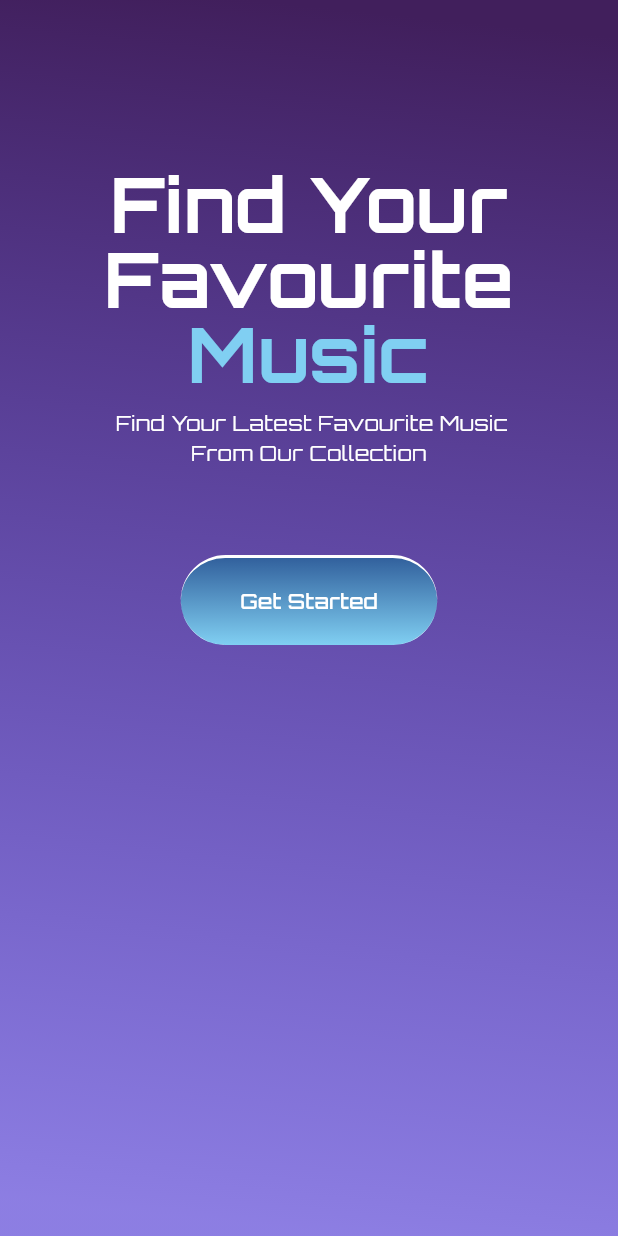
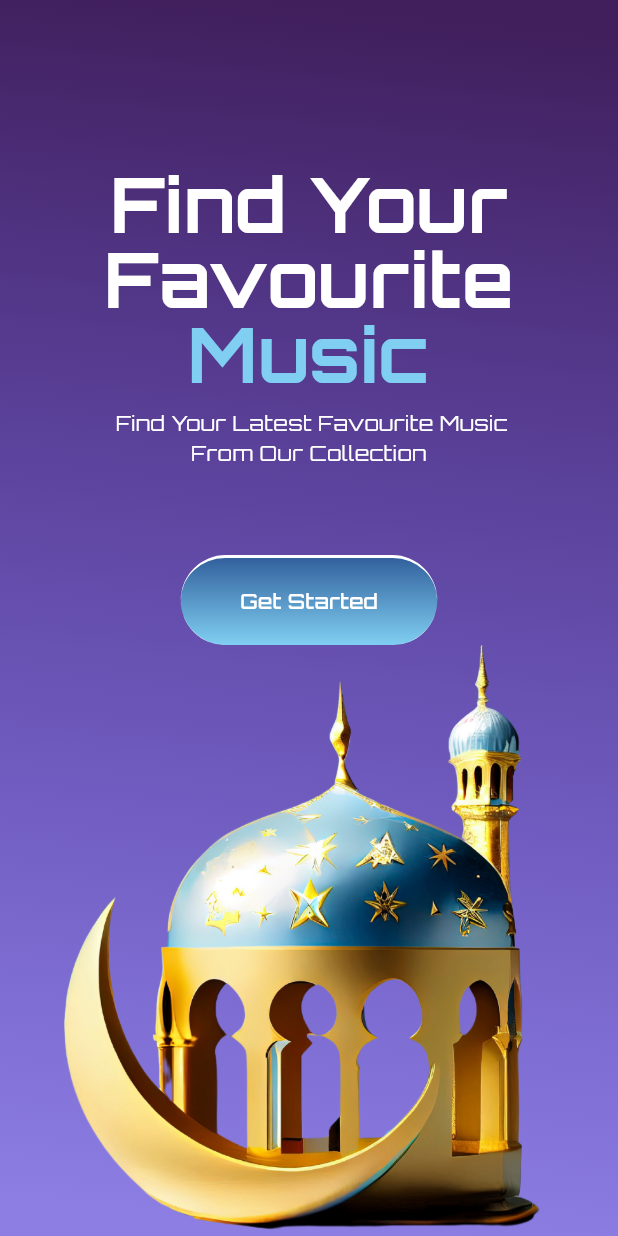
Before and after one commit to EngMohamed3382/music_app, a Flutter app: the screen it shows after launch, on a phone screen of 412 x 824 dp. Run offline on Flutter 3.47's test engine with Material 3 defaults, Android fonts, the phone set to English and light mode, and no system bars.

Commit message:
Part 9 design on Boarding Page Part 6 add Image of onBoarding page

```diff
--- a/lib/core/resources/assets_managers.dart
+++ b/lib/core/resources/assets_managers.dart
@@ -1,4 +1,5 @@
 class AssetsManagers {
   static const pathImage = "assets/images";
   static const logo = "$pathImage/logo.png";
+  static const onBoardingImage = "$pathImage/onBoarding.png";
 }
--- a/lib/features/on_boarding/screens/on_boarding_screen.dart
+++ b/lib/features/on_boarding/screens/on_boarding_screen.dart
@@ -1,9 +1,11 @@
 import 'package:flutter/material.dart';
 import 'package:music_app/core/resources/alignment_managers.dart';
+import 'package:music_app/core/resources/assets_managers.dart';
 import 'package:music_app/core/resources/color_managers.dart';
 import 'package:music_app/core/resources/height_values_managers.dart';
+import 'package:music_app/core/resources/string_value.dart';
 import 'package:music_app/features/on_boarding/widgets/custom_button_on_boarding_page.dart';
-import 'package:music_app/features/on_boarding/widgets/custom_sub_title_on_Boardong_page.dart';
+import 'package:music_app/features/on_boarding/widgets/custom_sub_title_on_boarding_page.dart';
 import 'package:music_app/features/on_boarding/widgets/custom_title_on_boarding_page.dart';
 
 class OnBoardingScreen extends StatelessWidget {
@@ -40,7 +42,19 @@ class OnBoardingScreen extends StatelessWidget {
                 SizedBox(
                   height: HeightValuesManagers.h58,
                 ),
-                CustomButtonOnBoardingPage(),
+                CustomButtonOnBoardingPage(
+                  onPressed: () {},
+                  text: StringsValues.getStarted,
+                ),
+                Expanded(
+                  child: Container(
+                    width: double.infinity,
+                    child: Image(
+                      image: AssetImage(AssetsManagers.onBoardingImage),
+                      fit: BoxFit.cover,
+                    ),
+                  ),
+                )
               ],
             )),
       ),
--- a/lib/features/on_boarding/widgets/custom_button_on_boarding_page.dart
+++ b/lib/features/on_boarding/widgets/custom_button_on_boarding_page.dart
@@ -2,17 +2,19 @@ import 'package:flutter/material.dart';
 import 'package:music_app/core/resources/color_managers.dart';
 import 'package:music_app/core/resources/height_values_managers.dart';
 import 'package:music_app/core/resources/radius_values_managers.dart';
-import 'package:music_app/core/resources/string_value.dart';
 import 'package:music_app/core/resources/width_values_managers.dart';
 
 class CustomButtonOnBoardingPage extends StatelessWidget {
   const CustomButtonOnBoardingPage({
-    super.key,
+    super.key, required this.onPressed,required this.text
   });
+  final VoidCallback onPressed;
+  final String text;
 
   @override
   Widget build(BuildContext context) {
     return MaterialButton(
+        onPressed: onPressed,
         child: Container(
             alignment: Alignment.center,
             width: WidthValuesManagers.w171,
@@ -25,7 +27,7 @@ class CustomButtonOnBoardingPage extends StatelessWidget {
                       width: WidthValuesManagers.w2,
                     )),
                 color: ColorManagers.kWhite,
-                gradient: LinearGradient(
+                gradient: const LinearGradient(
                     begin: Alignment(0.00, -1.00),
                     end: Alignment(0, 1),
                     colors: [
@@ -33,9 +35,8 @@ class CustomButtonOnBoardingPage extends StatelessWidget {
                       ColorManagers.kLightBlue,
                     ])),
             child: Text(
-              StringsValues.getStarted,
+              text,
               style: TextStyle(color: ColorManagers.kWhite),
-            )),
-        onPressed: () {});
+            )));
   }
 }
```
Also changed, not shown: assets/images/logo.png, assets/images/onBoarding.png (added), lib/features/on_boarding/widgets/custom_sub_title_on_boarding_page.dart (renamed from lib/features/on_boarding/widgets/custom_sub_title_on_Boardong_page.dart).
